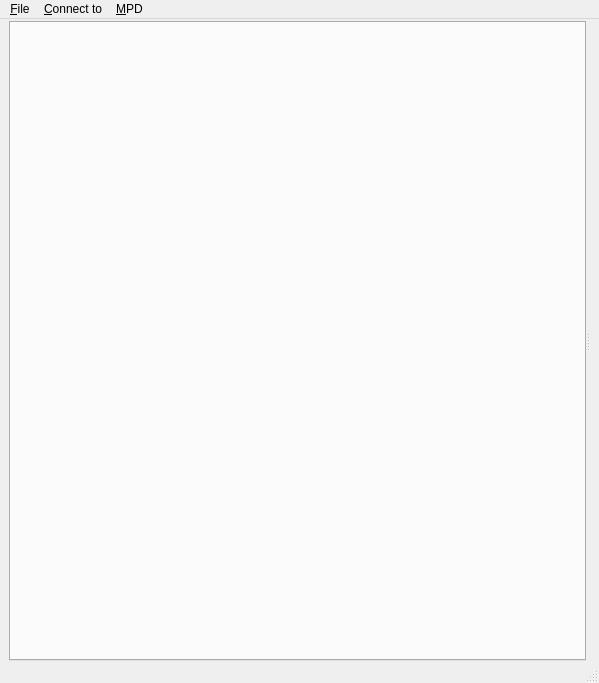
First picture: the form in ui/Pythagora.ui, repository tarmack/Pythagora, before the edit.
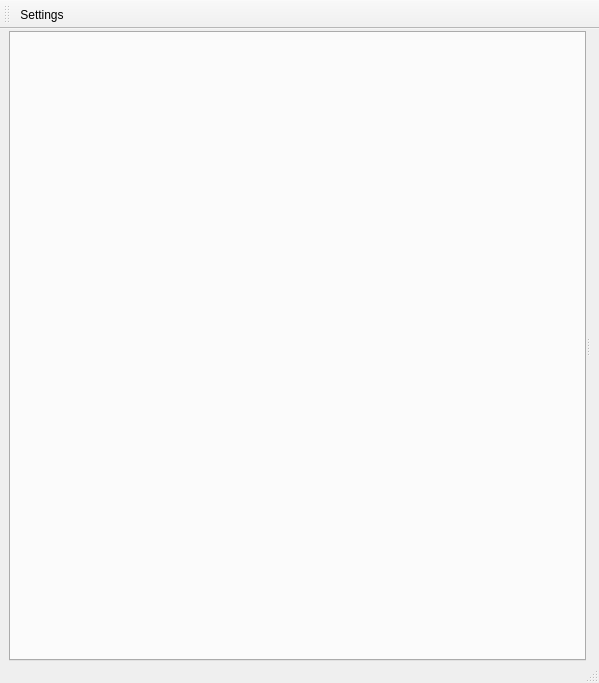
Second picture: the form after the edit. Icons and pictures are not drawn.

Commit message: Replaced the menubar with a toolbar. Later this will be used for more items.

The edit to the form file:
```diff
--- a/ui/Pythagora.ui
+++ b/ui/Pythagora.ui
@@ -92,35 +92,18 @@
     </item>
    </layout>
   </widget>
-  <widget class="QMenuBar" name="menubar">
-   <property name="geometry">
-    <rect>
-     <x>0</x>
-     <y>0</y>
-     <width>599</width>
-     <height>24</height>
-    </rect>
+  <widget class="QStatusBar" name="statusbar"/>
+  <widget class="QToolBar" name="toolBar">
+   <property name="windowTitle">
+    <string>toolBar</string>
    </property>
-   <widget class="QMenu" name="menuFile">
-    <property name="title">
-     <string>&amp;File</string>
-    </property>
-    <addaction name="actionSettings"/>
-    <addaction name="actionExit"/>
-   </widget>
-   <widget class="QMenu" name="menuConnect">
-    <property name="title">
-     <string>&amp;Connect to</string>
-    </property>
-   </widget>
-   <widget class="QMenu" name="menuMPD">
-    <property name="title">
-     <string>&amp;MPD</string>
-    </property>
-   </widget>
-   <addaction name="menuFile"/>
-   <addaction name="menuConnect"/>
-   <addaction name="menuMPD"/>
+   <attribute name="toolBarArea">
+    <enum>TopToolBarArea</enum>
+   </attribute>
+   <attribute name="toolBarBreak">
+    <bool>false</bool>
+   </attribute>
+   <addaction name="actionSettings"/>
   </widget>
   <widget class="QStatusBar" name="statusbar"/>
   <action name="actionExit">
```
Left out of the diff: 1 changed line with no effect on the pictures. The commit also changes 3 other files.
